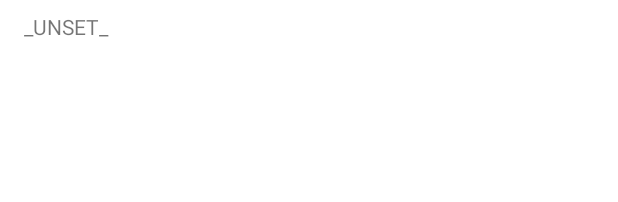
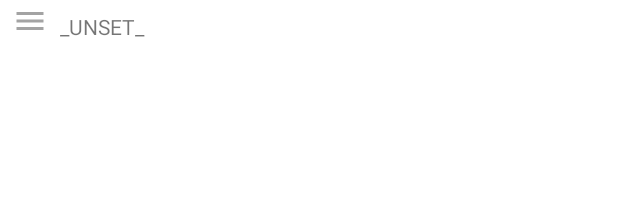
Before and after one commit to blued-gear/BlueBeats, an Android app: the layout view_media_node.xml on its own in the app's theme, with its tools: preview values and no code run, on a phone screen of 412 x 824 dp. Shown: the top 202 px of the screen. Run offline under Robolectric (Android 15) with nearby library versions, the phone set to English and light mode, and no system bars.

Commit message:
fix missing drag-handle in view_media_node.xml and vertical center handle

```diff
--- a/app/src/main/res/layout/view_media_node.xml
+++ b/app/src/main/res/layout/view_media_node.xml
@@ -24,9 +24,10 @@
             app:layout_constraintTop_toTopOf="parent"
             app:layout_constraintStart_toStartOf="parent"
             android:layout_marginStart="8dp"
-            android:layout_marginTop="4dp"
             app:tint="#A3A3A3"
-            tools:visibility="visible" />
+            tools:visibility="visible"
+            app:srcCompat="@drawable/ic_baseline_menu_24"
+            app:layout_constraintBottom_toBottomOf="parent" />
 
     <ImageView
             android:layout_width="64dp"
```
